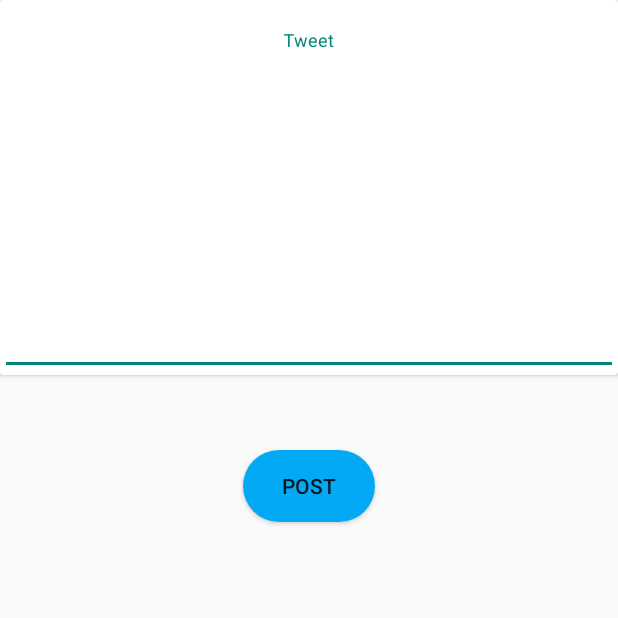
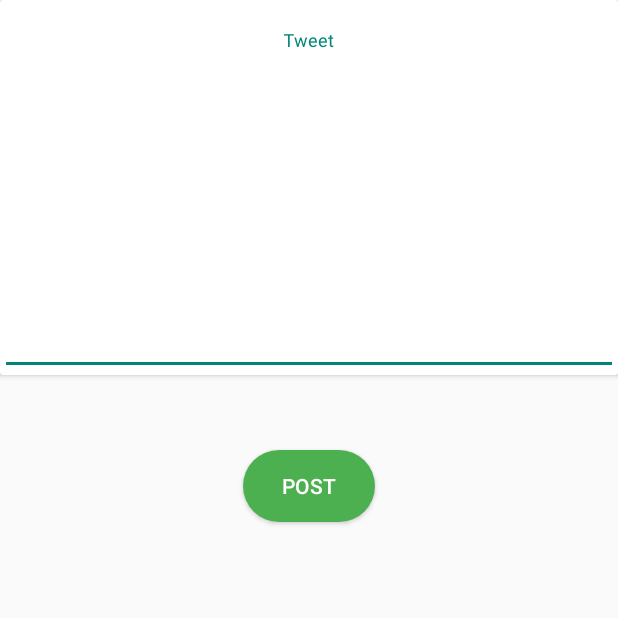
Before and after one commit to Navee-code/BroChill, an Android app: the TweetActivity screen opened directly, with no data from a screen before it, on a phone screen of 412 x 824 dp, the top half of it. Run offline under Robolectric (Android 15) with nearby library versions, the phone set to English and light mode, and no system bars.

Commit message:
bugs Fixed

```diff
--- a/app/src/main/res/drawable-v24/round_button.xml
+++ b/app/src/main/res/drawable-v24/round_button.xml
@@ -4,7 +4,7 @@
     <item android:state_pressed="false">
         <shape android:shape="rectangle">
             <corners android:radius="100dp" />
-            <solid android:color="#03A9F4" />
+            <solid android:color="#4CAF50" />
 
 
         </shape>
@@ -12,7 +12,7 @@
     <item android:state_pressed="true">
         <shape android:shape="rectangle">
             <corners android:radius="100dp" />
-            <solid android:color="#3F51B5" />
+            <solid android:color="#4CDA52" />
 
 
         </shape>
--- a/app/src/main/res/layout/activity_tweet.xml
+++ b/app/src/main/res/layout/activity_tweet.xml
@@ -33,6 +33,7 @@
         android:layout_height="wrap_content"
         android:layout_gravity="center_vertical|center_horizontal"
         android:layout_marginTop="50dp"
+        android:textColor="@color/white"
         android:background="@drawable/round_button"
         android:text="POST" />
 
--- a/app/src/main/res/layout/activity_welcome.xml
+++ b/app/src/main/res/layout/activity_welcome.xml
@@ -10,8 +10,8 @@
         android:id="@+id/button"
         android:layout_width="wrap_content"
         android:layout_height="wrap_content"
-        android:background="@color/teal_700"
         android:text="Start"
+        android:background="@drawable/round_button"
         android:textColor="@color/white"
         app:layout_constraintBottom_toBottomOf="parent"
         app:layout_constraintEnd_toEndOf="parent"
```
